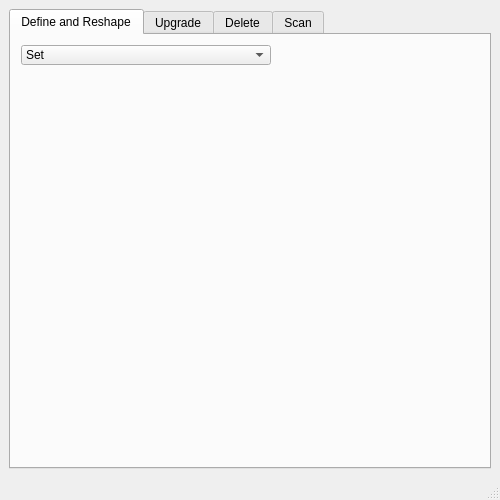
This is mainwindow.ui in pricyspark/ArtifactSort-GI as Qt 5 draws it before an edit. The edited form follows.
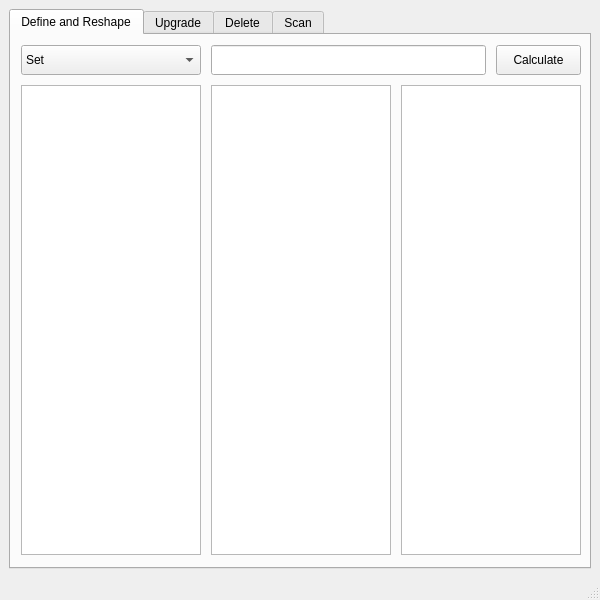
This is the edited form.

```diff
--- a/mainwindow.ui
+++ b/mainwindow.ui
@@ -6,10 +6,22 @@
    <rect>
     <x>0</x>
     <y>0</y>
-    <width>500</width>
-    <height>500</height>
+    <width>600</width>
+    <height>600</height>
    </rect>
   </property>
+  <property name="minimumSize">
+   <size>
+    <width>600</width>
+    <height>600</height>
+   </size>
+  </property>
+  <property name="maximumSize">
+   <size>
+    <width>600</width>
+    <height>600</height>
+   </size>
+  </property>
   <property name="windowTitle">
    <string>MainWindow</string>
   </property>
@@ -29,13 +41,22 @@
          <rect>
           <x>10</x>
           <y>10</y>
-          <width>250</width>
-          <height>20</height>
+          <width>180</width>
+          <height>30</height>
          </rect>
         </property>
+        <property name="sizePolicy">
+         <sizepolicy hsizetype="Expanding" vsizetype="Fixed">
+          <horstretch>0</horstretch>
+          <verstretch>0</verstretch>
+         </sizepolicy>
+        </property>
         <property name="currentText">
          <string>Set</string>
         </property>
+        <property name="currentIndex">
+         <number>0</number>
+        </property>
         <item>
          <property name="text">
           <string>Set</string>
@@ -332,6 +353,62 @@
          </property>
         </item>
        </widget>
+       <widget class="QLineEdit" name="targetSelect">
+        <property name="geometry">
+         <rect>
+          <x>200</x>
+          <y>10</y>
+          <width>275</width>
+          <height>30</height>
+         </rect>
+        </property>
+       </widget>
+       <widget class="QTextBrowser" name="resinBox">
+        <property name="enabled">
+         <bool>true</bool>
+        </property>
+        <property name="geometry">
+         <rect>
+          <x>10</x>
+          <y>50</y>
+          <width>180</width>
+          <height>470</height>
+         </rect>
+        </property>
+       </widget>
+       <widget class="QTextBrowser" name="reshapeBox">
+        <property name="geometry">
+         <rect>
+          <x>200</x>
+          <y>50</y>
+          <width>180</width>
+          <height>470</height>
+         </rect>
+        </property>
+       </widget>
+       <widget class="QTextBrowser" name="defineBox">
+        <property name="geometry">
+         <rect>
+          <x>390</x>
+          <y>50</y>
+          <width>180</width>
+          <height>470</height>
+         </rect>
+        </property>
+       </widget>
+       <widget class="QPushButton" name="calcTargetButton">
+        <property name="geometry">
+         <rect>
+          <x>485</x>
+          <y>10</y>
+          <width>85</width>
+          <height>30</height>
+         </rect>
+        </property>
+        <property name="text">
+         <string>Calculate</string>
+        </property>
+       </widget>
       </widget>
       <widget class="QWidget" name="upgrade_tab">
        <attribute name="title">
```
Left out of the diff: 654 changed lines with no effect on the pictures.
